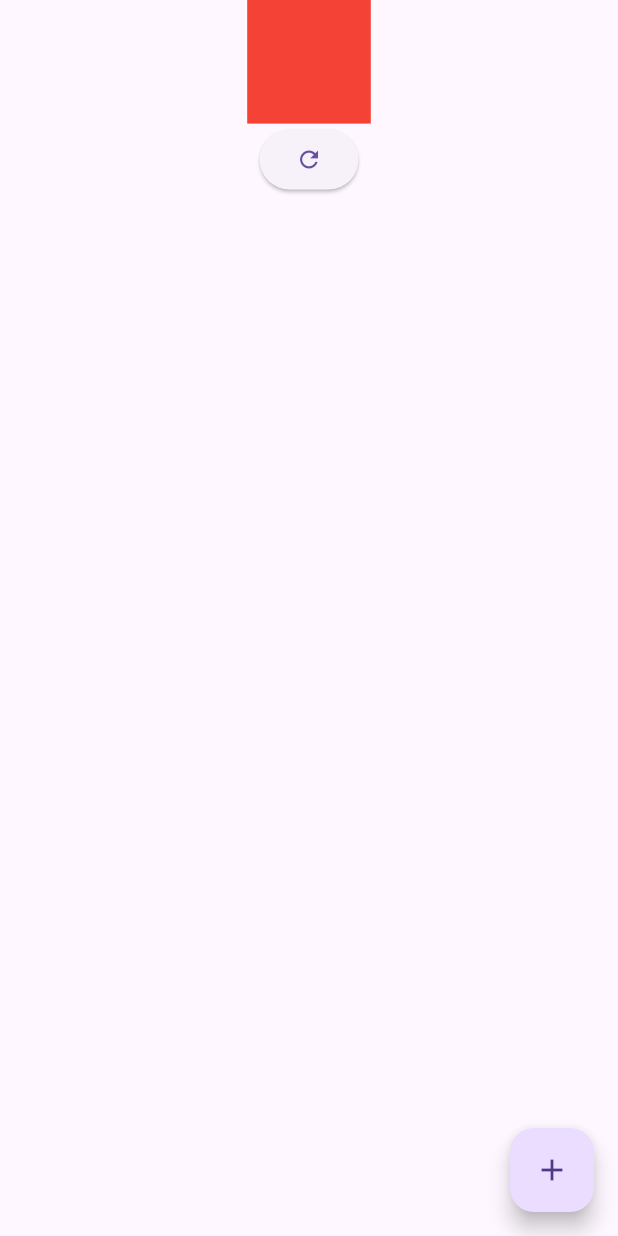
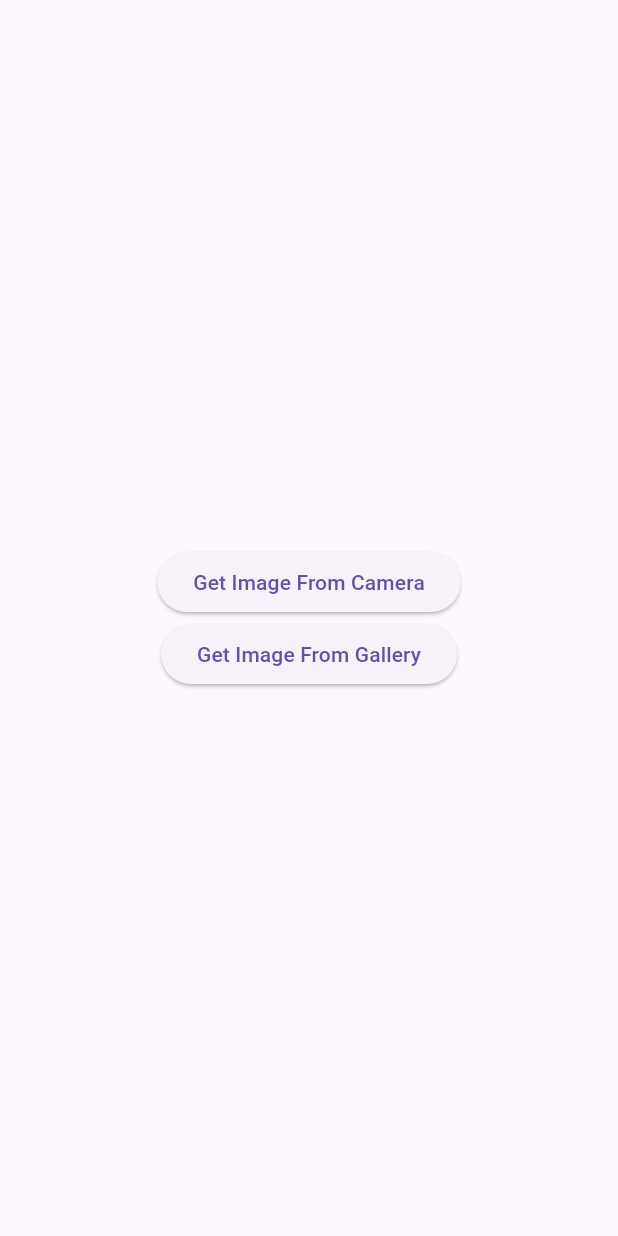
Before and after one commit to shahzebnaqvi/Flutter-RJ-JawanPakistan, a Flutter app: the screen it shows after launch, after a tap on "Login", on a phone screen of 412 x 824 dp. Run offline on Flutter 3.47's test engine with Material 3 defaults, Android fonts, the light colour scheme and no system bars; our stand-ins replace animated_bottom_navigation_bar, cloud_firestore, firebase_auth, firebase_core, firebase_storage, image_picker; accounts and stored records are empty.

Commit message:
pick image from camera and gallery

```diff
--- a/lib/screens/login_screen.dart
+++ b/lib/screens/login_screen.dart
@@ -1,6 +1,7 @@
 import 'package:containerapp/screens/animated_bottom_screen.dart';
 import 'package:containerapp/screens/bottom_nav_screen.dart';
 import 'package:containerapp/screens/home_screen.dart';
+import 'package:containerapp/screens/saving_picture_screen.dart';
 import 'package:containerapp/screens/signup_screen.dart';
 import 'package:containerapp/screens/todo_screen.dart';
 import 'package:containerapp/screens/todo_screen_firebase.dart';
@@ -151,7 +152,7 @@ class _LoginScreenState extends State<LoginScreen> {
                         Navigator.push(
                             context,
                             MaterialPageRoute(
-                                builder: (context) => TodoScreenFirebase()));
+                                builder: (context) => SavingPictureScreen()));
                       },
                       child: Text("Login"),
                     ),
--- /dev/null
+++ b/lib/screens/saving_picture_screen.dart
@@ -0,0 +1,58 @@
+import 'dart:io';
+
+import 'package:firebase_storage/firebase_storage.dart';
+import 'package:flutter/cupertino.dart';
+import 'package:flutter/material.dart';
+import 'package:image_picker/image_picker.dart';
+
+class SavingPictureScreen extends StatefulWidget {
+  const SavingPictureScreen({super.key});
+
+  @override
+  State<SavingPictureScreen> createState() => _SavingPictureScreenState();
+}
+
+class _SavingPictureScreenState extends State<SavingPictureScreen> {
+  final storage = FirebaseStorage.instance;
+  final ImagePicker picker = ImagePicker();
+  XFile? image1;
+// Pick an image.
+  void pickimageFromCamera() async {
+    image1 = await picker.pickImage(source: ImageSource.camera);
+
+    setState(() {});
+  }
+
+  void pickimageFromGallery() async {
+    image1 = await picker.pickImage(source: ImageSource.gallery);
+
+    setState(() {});
+  }
+
+  @override
+  Widget build(BuildContext context) {
+    return Scaffold(
+      body: Center(
+        child: Column(
+          mainAxisAlignment: MainAxisAlignment.center,
+          children: [
+            if (image1 != null) ...[
+              Text("${image1!.name}"),
+              Image.file(File(image1!.path))
+            ],
+            ElevatedButton(
+                onPressed: () {
+                  pickimageFromCamera();
+                },
+                child: Text("Get Image From Camera")),
+            ElevatedButton(
+                onPressed: () {
+                  pickimageFromGallery();
+                },
+                child: Text("Get Image From Gallery"))
+          ],
+        ),
+      ),
+    );
+  }
+}
--- a/pubspec.yaml
+++ b/pubspec.yaml
@@ -37,6 +37,8 @@ dependencies:
   firebase_core: ^3.4.0
   firebase_auth: ^5.2.0
   cloud_firestore: ^5.4.0
+  firebase_storage: ^12.2.0
+  image_picker: ^1.1.2
 
 dev_dependencies:
   flutter_test:
```
Also changed, not shown: pubspec.lock, 6 other files.
